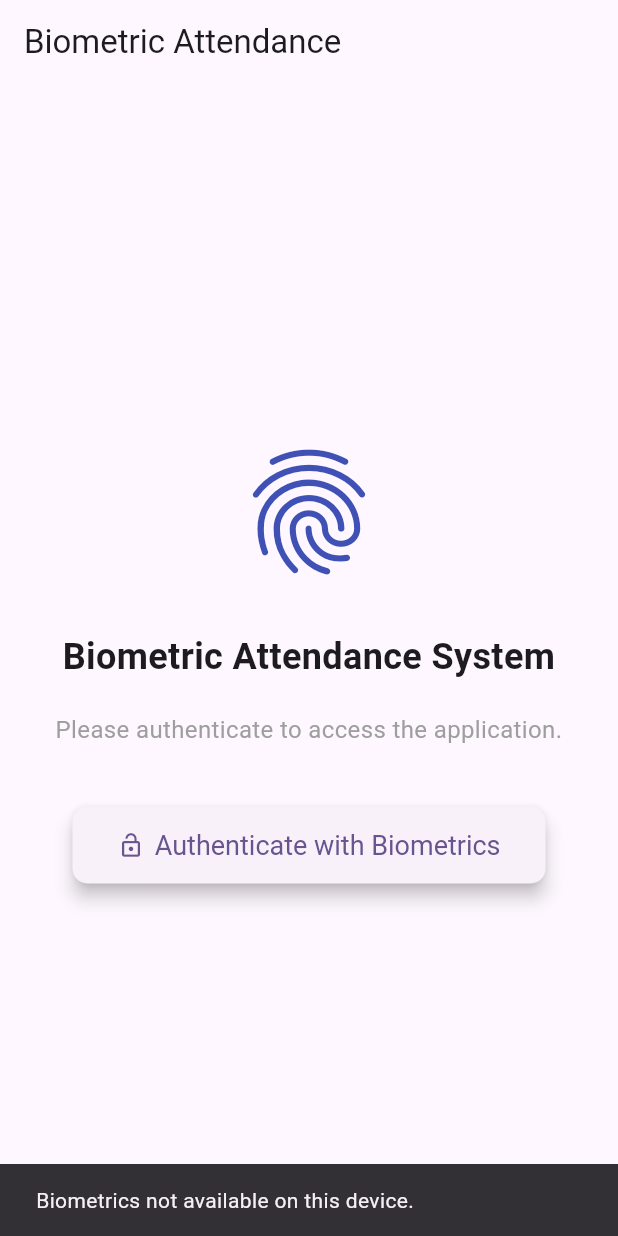
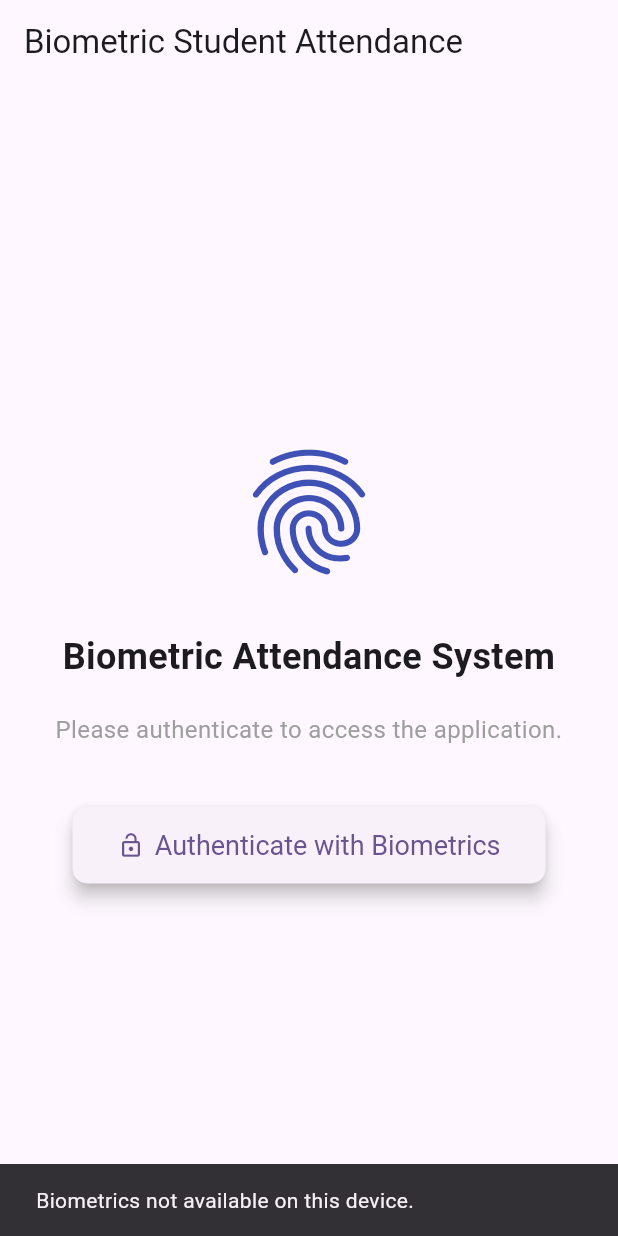
Before and after one commit to Claude-34/virgilapp, a Flutter app: the screen it shows after launch, after a tap on "Authenticate with Biometrics", on a phone screen of 412 x 824 dp. Run offline on Flutter 3.47's test engine with Material 3 defaults, Android fonts, the phone set to English and light mode, and no system bars; our stand-ins replace cloud_firestore, firebase_auth, firebase_core, local_auth; accounts and stored records are empty.

Commit message:
changes on my codes

```diff
--- a/lib/main.dart
+++ b/lib/main.dart
@@ -1,10 +1,17 @@
+import 'dart:math';
+
 import 'package:flutter/material.dart';
 import 'package:firebase_core/firebase_core.dart';
 import 'package:provider/provider.dart';
+import 'package:virgilapp/models/student.dart';
+import 'package:virgilapp/screens/add_student_form.dart';
+import 'package:virgilapp/screens/attendance_history.dart';
+import 'package:virgilapp/screens/attendance_recorder.dart';
+import 'package:virgilapp/screens/dashboard_screen.dart';
 import 'package:virgilapp/screens/login_screen.dart';
+import 'package:virgilapp/screens/student_list.dart';
 import 'package:virgilapp/services/app_state.dart';
 import 'firebase_options.dart';
-
 
 void main() async {
   WidgetsFlutterBinding.ensureInitialized();
@@ -24,18 +31,16 @@ class MyApp extends StatelessWidget {
   Widget build(BuildContext context) {
     return MultiProvider(
       providers: [
-        Provider(create: (_)=>AppState())
+        ChangeNotifierProvider(create: (_) => AppState()),
       ],
       child: MaterialApp(
           debugShowCheckedModeBanner: false,
           title: 'Biometric app',
           theme: ThemeData(
-
             colorScheme: ColorScheme.fromSeed(seedColor: Colors.deepPurple),
             useMaterial3: true,
           ),
-        home: LoginScreen()
-      ),
+          home: LoginScreen()),
     );
   }
 }
--- a/lib/screens/login_screen.dart
+++ b/lib/screens/login_screen.dart
@@ -11,7 +11,7 @@ class LoginScreen extends StatelessWidget {
     // final appState = Provider.of<AppState>(context, listen: false);
 
     return Scaffold(
-      appBar: AppBar(title: const Text('Biometric Attendance')),
+      appBar: AppBar(title: const Text('Biometric Student Attendance')),
       body: Center(
         child: Padding(
           padding: const EdgeInsets.all(24.0),
@@ -35,10 +35,14 @@ class LoginScreen extends StatelessWidget {
               ElevatedButton.icon(
                 onPressed: () async {
                   try {
+                    bool isSupported = await _auth.isDeviceSupported();
                     bool canCheckBiometrics = await _auth.canCheckBiometrics;
-                    if (!canCheckBiometrics) {
+
+                    if (!isSupported || !canCheckBiometrics) {
                       ScaffoldMessenger.of(context).showSnackBar(
-                        const SnackBar(content: Text('Biometrics not available on this device.')),
+                        const SnackBar(
+                            content: Text(
+                                'Biometrics not available on this device.')),
                       );
                       return;
                     }
@@ -47,33 +51,42 @@ class LoginScreen extends StatelessWidget {
                       localizedReason: 'Scan your fingerprint or face to login',
                       options: const AuthenticationOptions(
                         stickyAuth: true,
-                        biometricOnly: true, // Only allow biometrics, no fallback to PIN
+                        biometricOnly:
+                            true, // Only allow biometrics, no fallback to PIN
                       ),
                     );
 
                     if (authenticated) {
                       // The authStateChanges listener in AppState will handle navigation after sign-in.
                       ScaffoldMessenger.of(context).showSnackBar(
-                        const SnackBar(content: Text('Authentication successful! Logging in...')),
+                        const SnackBar(
+                            content: Text(
+                                'Authentication successful! Logging in...')),
                       );
                     } else {
                       ScaffoldMessenger.of(context).showSnackBar(
-                        const SnackBar(content: Text('Biometric authentication failed or cancelled.')),
+                        const SnackBar(
+                            content: Text(
+                                'Biometric authentication failed or cancelled.')),
                       );
                     }
                   } catch (e) {
                     print("Error during biometric authentication: $e");
                     ScaffoldMessenger.of(context).showSnackBar(
-                      SnackBar(content: Text('Authentication error: ${e.toString()}')),
+                      SnackBar(
+                          content:
+                              Text('Authentication error: ${e.toString()}')),
                     );
                   }
                 },
                 icon: const Icon(Icons.lock_open),
                 label: const Text('Authenticate with Biometrics'),
                 style: ElevatedButton.styleFrom(
-                  padding: const EdgeInsets.symmetric(horizontal: 30, vertical: 15),
+                  padding:
+                      const EdgeInsets.symmetric(horizontal: 30, vertical: 15),
                   textStyle: const TextStyle(fontSize: 18),
-                  shape: RoundedRectangleBorder(borderRadius: BorderRadius.circular(10)),
+                  shape: RoundedRectangleBorder(
+                      borderRadius: BorderRadius.circular(10)),
                   elevation: 5,
                 ),
               ),
```
Also changed, not shown: lib/screens/add_student_form.dart (+33 -8 lines), lib/screens/dashboard_screen.dart (+20 -11 lines), pubspec.lock, 3 other files. Lines whose indentation alone changed are shown as unchanged.
